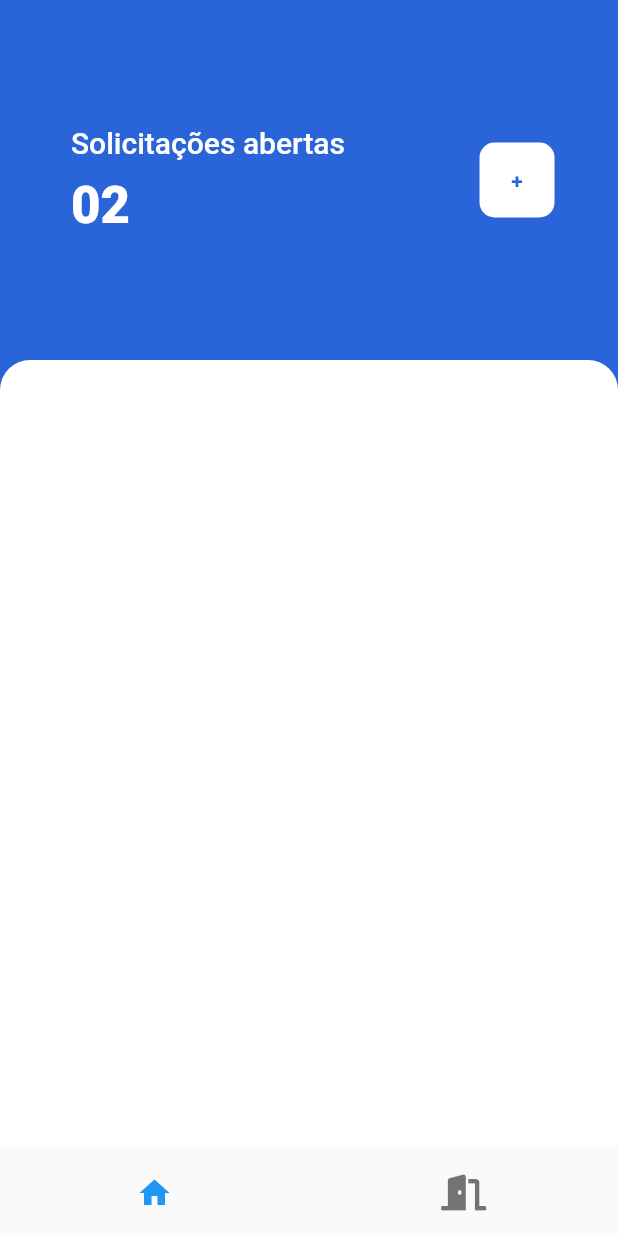
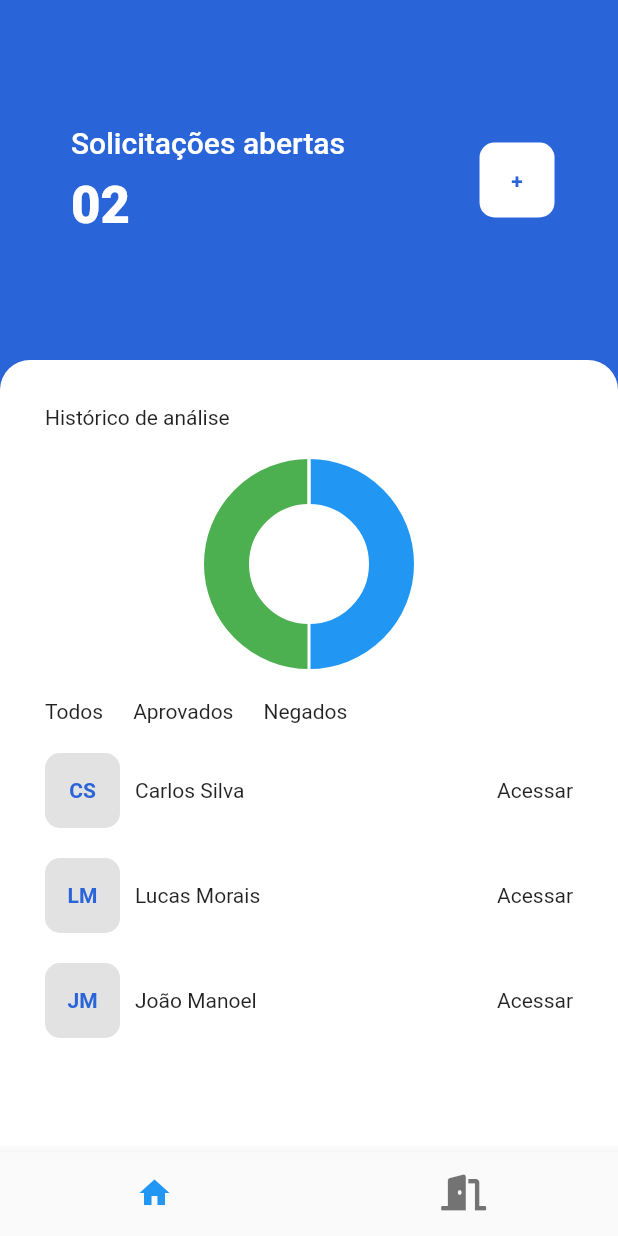
Before and after one commit to celsosoares/ST_Credit, a Flutter app: the HomeAnalyst screen opened directly, on a phone screen of 412 x 824 dp. Run offline on Flutter 3.47's test engine with Material 2 defaults, Android fonts, the phone set to English and light mode, and no system bars; drawn by our look-alikes of fl_chart; our stand-ins replace cloud_firestore, firebase_auth, firebase_core, font_awesome_flutter, google_fonts; accounts and stored records are empty.

Commit message:
adding chart to home analyst page

```diff
--- /dev/null
+++ b/lib/chart/donutChart.dart
@@ -0,0 +1,37 @@
+import 'package:fl_chart/fl_chart.dart';
+import 'package:flutter/material.dart';
+
+class DonutChart extends StatefulWidget {
+  const DonutChart({Key? key}) : super(key: key);
+
+  @override
+  State<DonutChart> createState() => _DonutChartState();
+}
+
+class _DonutChartState extends State<DonutChart> {
+  @override
+  Widget build(BuildContext context) {
+    return Container(
+      height: 140,
+      child: PieChart(
+        PieChartData(
+            startDegreeOffset: -90,
+            sections:[
+          PieChartSectionData(
+            value: 30,
+            radius: 30,
+            showTitle: false,
+            color: Colors.blue
+          ),
+          PieChartSectionData(
+              value: 30,
+              radius: 30,
+              showTitle: false,
+              color: Colors.green
+          )
+        ]
+        )
+      ),
+    );
+  }
+}
--- a/lib/pages/homeAnalyst.dart
+++ b/lib/pages/homeAnalyst.dart
@@ -1,5 +1,6 @@
 import 'package:flutter/material.dart';
 import 'package:font_awesome_flutter/font_awesome_flutter.dart';
+import 'package:st_credit/chart/donutChart.dart';
 
 class HomeAnalyst extends StatefulWidget{
 
@@ -80,6 +81,114 @@ class _HomeAnalystState extends State<HomeAnalyst>{
                     topRight: Radius.circular(20.0),
                   )),
               padding: EdgeInsets.all(30),
+              child:  Column(
+                children: [
+                  Row(
+                    children: [
+                      Text("Histórico de análise")
+                    ],
+                  ),
+                  SizedBox(height: 20),
+                  DonutChart(),
+                  SizedBox(height: 20),
+                  Row(
+                    children: [
+                      Text("Todos"),
+                      SizedBox(width: 20),
+                      Text("Aprovados"),
+                      SizedBox(width: 20),
+                      Text("Negados")
+                    ],
+                  ),
+                  SizedBox(height: 20),
+                  Row(
+                    mainAxisAlignment: MainAxisAlignment.spaceBetween,
+                    children: [
+                      Row(
+                        children: [
+                          Container(
+                            height: 50,
+                            width: 50,
+                            decoration: BoxDecoration(
+                              color: const Color(0xffE2E2E2),
+                              borderRadius: BorderRadius.circular(10),
+                            ),
+                            child: const Center(
+                              child: Text(
+                                "CS",
+                                style: TextStyle(
+                                    color: Color(0xFF2A64D9),
+                                    fontWeight: FontWeight.w600),
+                              ),
+                            ),
+                          ),
+                          SizedBox(width: 10),
+                          Text("Carlos Silva")
+                        ],
+                      ),
+                      Text("Acessar")
+                    ],
+                  ),
+                  SizedBox(height: 20),
+                  Row(
+                    mainAxisAlignment: MainAxisAlignment.spaceBetween,
+                    children: [
+                      Row(
+                        children: [
+                          Container(
+                            height: 50,
+                            width: 50,
+                            decoration: BoxDecoration(
+                              color: const Color(0xffE2E2E2),
+                              borderRadius: BorderRadius.circular(10),
+                            ),
+                            child: const Center(
+                              child: Text(
+                                "LM",
+                                style: TextStyle(
+                                    color: Color(0xFF2A64D9),
+                                    fontWeight: FontWeight.w600),
+                              ),
+                            ),
+                          ),
+                          SizedBox(width: 10),
+                          Text("Lucas Morais")
+                        ],
+                      ),
+                      Text("Acessar")
+                    ],
+                  ),
+                const SizedBox(height: 20)
+                  ,Row(
+                    mainAxisAlignment: MainAxisAlignment.spaceBetween,
+                    children: [
+                      Row(
+                        children: [
+                          Container(
+                            height: 50,
+                            width: 50,
+                            decoration: BoxDecoration(
+                              color: const Color(0xffE2E2E2),
+                              borderRadius: BorderRadius.circular(10),
+                            ),
+                            child: const Center(
+                              child: Text(
+                                "JM",
+                                style: TextStyle(
+                                    color: Color(0xFF2A64D9),
+                                    fontWeight: FontWeight.w600),
+                              ),
+                            ),
+                          ),
+                          SizedBox(width: 10),
+                          Text("João Manoel")
+                        ],
+                      ),
+                      Text("Acessar")
+                    ],
+                  ),
+                ],
+              ),
             ))
                   ],
                 ),
--- a/pubspec.yaml
+++ b/pubspec.yaml
@@ -20,7 +20,7 @@ publish_to: 'none' # Remove this line if you wish to publish to pub.dev
 version: 1.0.0+1
 
 environment:
-  sdk: '>=2.18.4 <3.0.0'
+  sdk: '>=2.12.0 <3.0.0'
 
 # Dependencies specify other packages that your package needs in order to work.
 # To automatically upgrade your package dependencies to the latest versions
@@ -42,6 +42,7 @@ dependencies:
   firebase_auth: ^4.7.2
   cloud_firestore: ^4.8.4
   uuid: ^3.0.6
+  fl_chart: ^0.63.0
 
 dev_dependencies:
   flutter_test:
```
Also changed, not shown: pubspec.lock.
